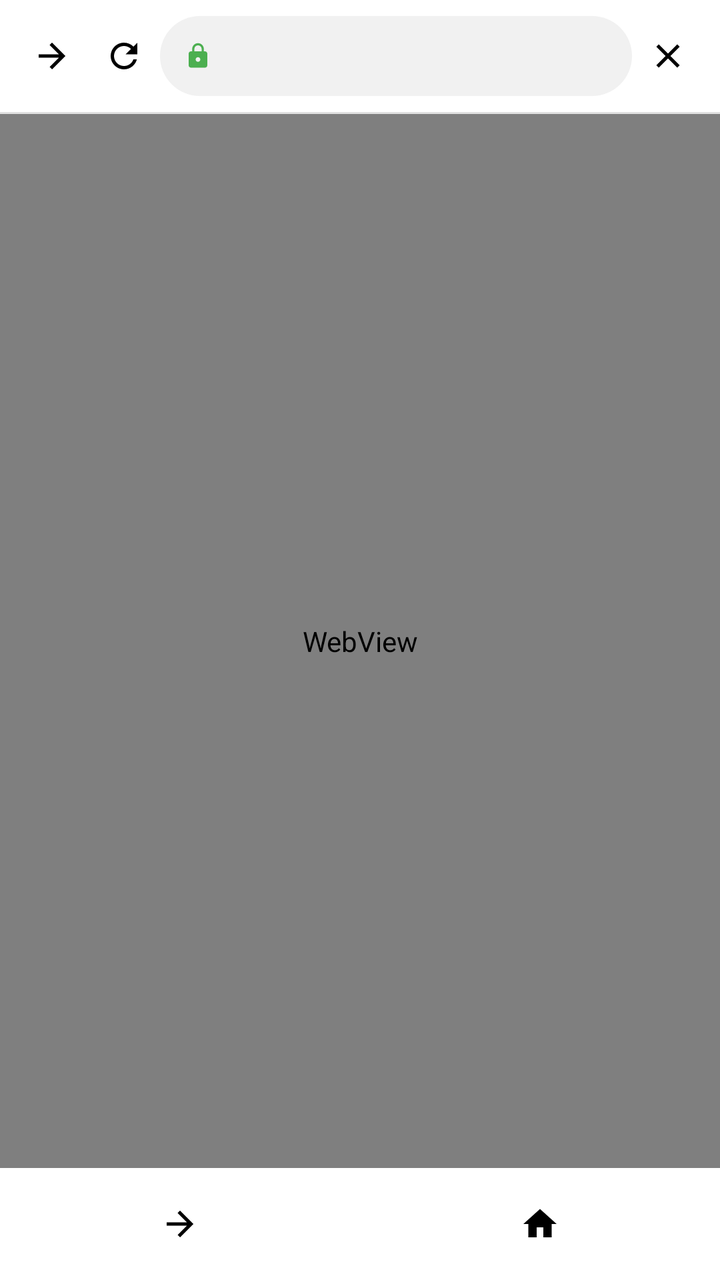
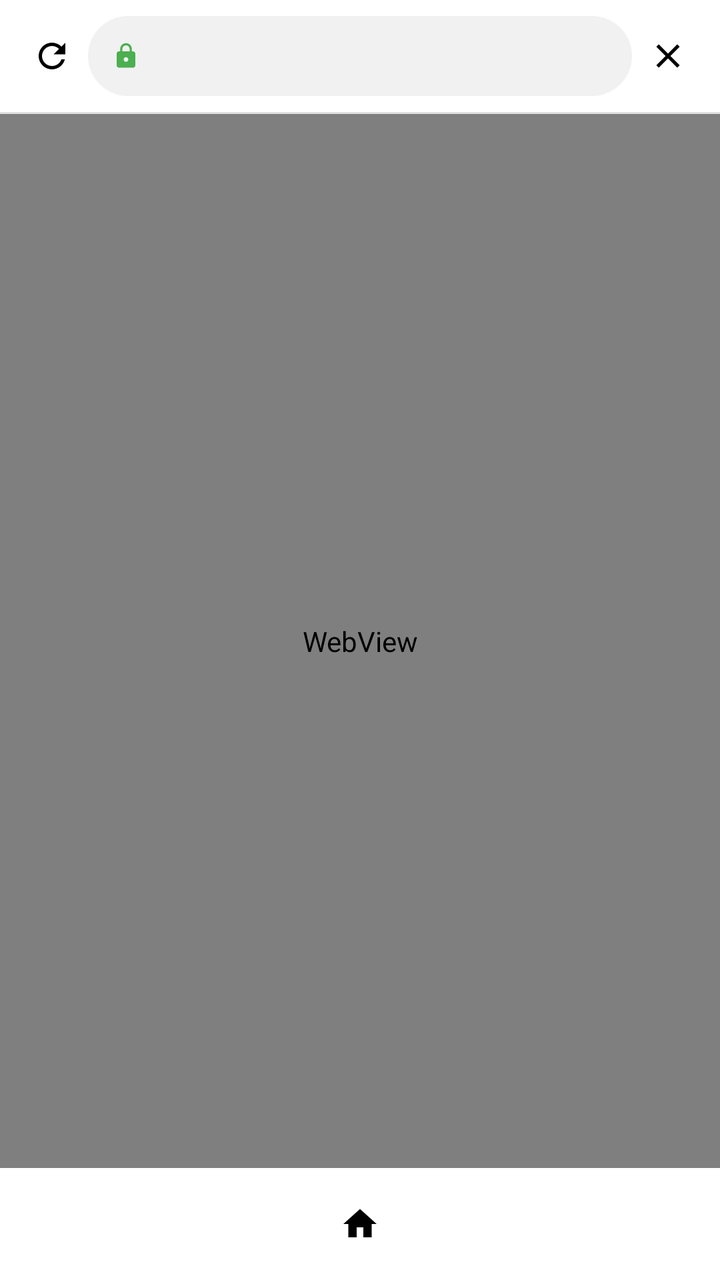

The first picture is an Android layout as it rendered before a commit; the second is the same layout after the commit. The layout source and the unified diff follow.
<!-- AndroidManifest.xml: application theme Theme.Material3.Light.NoActionBar -->
<!-- res/layout/fragment_browser.xml -->
<?xml version="1.0" encoding="utf-8"?>
<LinearLayout xmlns:android="http://schemas.android.com/apk/res/android"
    xmlns:app="http://schemas.android.com/apk/res-auto"
    android:layout_width="match_parent"
    android:layout_height="match_parent"
    android:orientation="vertical"
    android:background="@color/card">

    
    <LinearLayout
        android:id="@+id/toolbar_browser"
        android:layout_width="match_parent"
        android:layout_height="wrap_content"
        android:orientation="horizontal"
        android:gravity="center_vertical"
        android:padding="8dp"
        android:background="@color/card">

        <ImageView
            android:id="@+id/btn_forward"
            android:layout_width="36dp"
            android:layout_height="36dp"
            android:padding="8dp"
            android:src="@drawable/ic_forward" />

        <ImageView
            android:id="@+id/btn_refresh"
            android:layout_width="36dp"
            android:layout_height="36dp"
            android:padding="8dp"
            android:src="@drawable/ic_refresh" />

        <LinearLayout
            android:layout_width="0dp"
            android:layout_height="40dp"
            android:layout_weight="1"
            android:orientation="horizontal"
            android:gravity="center_vertical"
            android:background="@drawable/bg_urlbar"
            android:paddingStart="12dp"
            android:paddingEnd="12dp">

            <ImageView
                android:layout_width="14dp"
                android:layout_height="14dp"
                android:src="@drawable/ic_lock"
                app:tint="#4CAF50" />

            <TextView
                android:id="@+id/tv_url"
                android:layout_width="0dp"
                android:layout_height="wrap_content"
                android:layout_weight="1"
                android:layout_marginStart="8dp"
                android:textColor="#333333"
                android:textSize="13sp"
                android:maxLines="1"
                android:ellipsize="middle" />
        </LinearLayout>

        <ImageView
            android:id="@+id/btn_close_browser"
            android:layout_width="36dp"
            android:layout_height="36dp"
            android:padding="8dp"
            android:src="@drawable/ic_close" />
    </LinearLayout>

    <View
        android:layout_width="match_parent"
        android:layout_height="1dp"
        android:background="@color/divider" />

    
    <FrameLayout
        android:layout_width="match_parent"
        android:layout_height="0dp"
        android:layout_weight="1">

        <WebView
            android:id="@+id/webview"
            android:layout_width="match_parent"
            android:layout_height="match_parent" />

        <ProgressBar
            android:id="@+id/pb_page"
            style="?android:attr/progressBarStyleHorizontal"
            android:layout_width="match_parent"
            android:layout_height="3dp"
            android:progressDrawable="@drawable/bg_page_progress"
            android:visibility="gone" />

        
        <com.google.android.material.floatingactionbutton.FloatingActionButton
            android:id="@+id/fab_download"
            android:layout_width="wrap_content"
            android:layout_height="wrap_content"
            android:layout_gravity="bottom|end"
            android:layout_margin="16dp"
            android:src="@drawable/ic_download_white"
            android:contentDescription="@string/download"
            app:backgroundTint="@color/red_accent"
            android:visibility="gone" />

        <TextView
            android:id="@+id/tv_detect_hint"
            android:layout_width="wrap_content"
            android:layout_height="wrap_content"
            android:layout_gravity="bottom|end"
            android:layout_marginEnd="12dp"
            android:layout_marginBottom="84dp"
            android:background="@drawable/bg_tooltip"
            android:paddingStart="10dp"
            android:paddingEnd="10dp"
            android:paddingTop="6dp"
            android:paddingBottom="6dp"
            android:text="@string/video_detected"
            android:textColor="@color/white"
            android:textSize="11sp"
            android:visibility="gone" />
    </FrameLayout>

    
    <LinearLayout
        android:id="@+id/bottom_bar"
        android:layout_width="match_parent"
        android:layout_height="wrap_content"
        android:orientation="horizontal"
        android:paddingTop="8dp"
        android:paddingBottom="8dp"
        android:background="@color/card">

        <ImageView
            android:id="@+id/btn_bar_forward"
            android:layout_width="0dp"
            android:layout_height="40dp"
            android:layout_weight="1"
            android:padding="10dp"
            android:src="@drawable/ic_forward" />
        <ImageView
            android:id="@+id/btn_bar_home"
            android:layout_width="0dp"
            android:layout_height="40dp"
            android:layout_weight="1"
            android:padding="10dp"
            android:src="@drawable/ic_home" />
        <ImageView
            android:id="@+id/btn_bar_tabs"
            android:layout_width="0dp"
            android:layout_height="40dp"
            android:layout_weight="1"
            android:padding="10dp"
            android:src="@drawable/ic_tabs"
            android:visibility="gone" />
        <ImageView
            android:id="@+id/btn_bar_more"
            android:layout_width="0dp"
            android:layout_height="40dp"
            android:layout_weight="1"
            android:padding="10dp"
            android:src="@drawable/ic_more"
            android:visibility="gone" />
    </LinearLayout>
</LinearLayout>
<!-- resources referenced by this layout -->
<resources>
  <color name="card">#FFFFFF</color>
  <color name="divider">#E0E0E0</color>
  <color name="red_accent">#E62117</color>
  <color name="white">#FFFFFF</color>
  <!-- drawable bg_tooltip (drawable) -->
  <?xml version="1.0" encoding="utf-8"?>
  <shape xmlns:android="http://schemas.android.com/apk/res/android"
      android:shape="rectangle">
      <corners android:radius="8dp" />
      <solid android:color="#BF000000" />
  </shape>
  <!-- drawable bg_urlbar (drawable) -->
  <?xml version="1.0" encoding="utf-8"?>
  <shape xmlns:android="http://schemas.android.com/apk/res/android"
      android:shape="rectangle">
      <corners android:radius="20dp" />
      <solid android:color="#F1F1F1" />
  </shape>
  <!-- drawable ic_close (drawable) -->
  <vector xmlns:android="http://schemas.android.com/apk/res/android"
      android:width="24dp" android:height="24dp"
      android:viewportWidth="24" android:viewportHeight="24">
      <path android:fillColor="#000000"
          android:pathData="M19,6.41L17.59,5 12,10.59 6.41,5 5,6.41 10.59,12 5,17.59 6.41,19 12,13.41 17.59,19 19,17.59 13.41,12z" />
  </vector>
  <!-- drawable ic_download_white (drawable) -->
  <vector xmlns:android="http://schemas.android.com/apk/res/android"
      android:width="24dp" android:height="24dp"
      android:viewportWidth="24" android:viewportHeight="24">
      <path android:fillColor="#FFFFFF"
          android:pathData="M19,9h-4V3H9v6H5l7,7 7,-7zM5,18v2h14v-2H5z" />
  </vector>
  <!-- drawable ic_forward (drawable) -->
  <vector xmlns:android="http://schemas.android.com/apk/res/android"
      android:width="24dp" android:height="24dp"
      android:viewportWidth="24" android:viewportHeight="24">
      <path android:fillColor="#000000"
          android:pathData="M12,4l-1.41,1.41L16.17,11H4v2h12.17l-5.58,5.59L12,20l8,-8z" />
  </vector>
  <!-- drawable ic_home (drawable) -->
  <vector xmlns:android="http://schemas.android.com/apk/res/android"
      android:width="24dp" android:height="24dp"
      android:viewportWidth="24" android:viewportHeight="24">
      <path android:fillColor="#000000"
          android:pathData="M10,20v-6h4v6h5v-8h3L12,3 2,12h3v8z" />
  </vector>
  <!-- drawable ic_more (drawable) -->
  <vector xmlns:android="http://schemas.android.com/apk/res/android"
      android:width="24dp" android:height="24dp"
      android:viewportWidth="24" android:viewportHeight="24">
      <path android:fillColor="#000000"
          android:pathData="M12,8c1.1,0 2,-0.9 2,-2s-0.9,-2 -2,-2 -2,0.9 -2,2 0.9,2 2,2zM12,10c-1.1,0 -2,0.9 -2,2s0.9,2 2,2 2,-0.9 2,-2 -0.9,-2 -2,-2zM12,16c-1.1,0 -2,0.9 -2,2s0.9,2 2,2 2,-0.9 2,-2 -0.9,-2 -2,-2z" />
  </vector>
  <!-- drawable ic_tabs (drawable) -->
  <vector xmlns:android="http://schemas.android.com/apk/res/android"
      android:width="24dp" android:height="24dp"
      android:viewportWidth="24" android:viewportHeight="24">
      <path android:fillColor="#000000"
          android:pathData="M4,4h4v4H4zM4,10h4v4H4zM4,16h4v4H4zM10,4h4v4h-4zM10,10h4v4h-4zM10,16h4v4h-4zM16,4h4v4h-4zM16,10h4v4h-4zM16,16h4v4h-4z" />
  </vector>
  <string name="download">Download</string>
  <string name="video_detected">Video detected — tap to download</string>
  <style name="Theme.Material3.Light.NoActionBar" parent="Theme.MaterialComponents.Light.NoActionBar">
          <item name="colorPrimary">@color/red_accent</item>
          <item name="colorPrimaryVariant">@color/red_accent</item>
          <item name="colorOnPrimary">@color/white</item>
          <item name="android:statusBarColor">@color/bg</item>
          <item name="android:windowLightStatusBar">true</item>
      </style>
  <color name="bg">#F8F8F8</color>
  <!-- unchanged entries left out for length: 3 -->
</resources>

<!-- the commit's change to res/layout/fragment_browser.xml (unified diff, before → after) -->
@@ -21,6 +21,7 @@
             android:layout_width="36dp"
             android:layout_height="36dp"
             android:padding="8dp"
+            android:visibility="gone"
             android:src="@drawable/ic_forward" />
 
         <ImageView
@@ -136,6 +137,7 @@
             android:layout_height="40dp"
             android:layout_weight="1"
             android:padding="10dp"
+            android:visibility="gone"
             android:src="@drawable/ic_forward" />
         <ImageView
             android:id="@+id/btn_bar_home"
